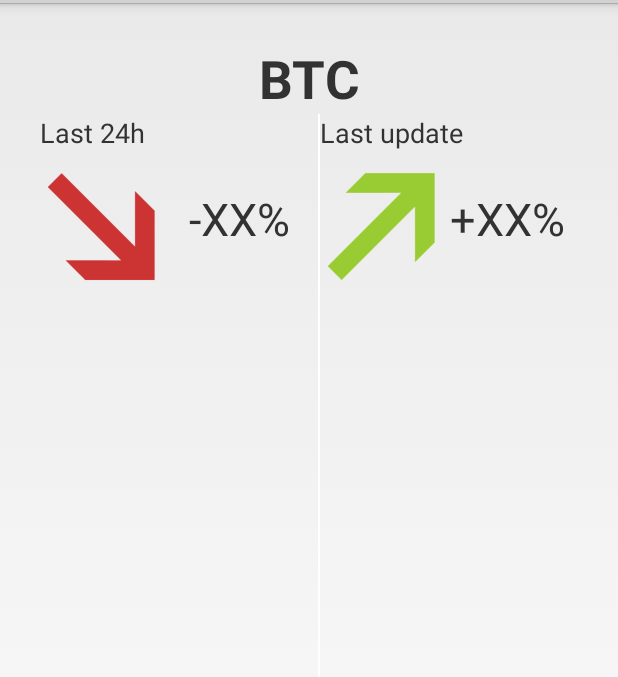
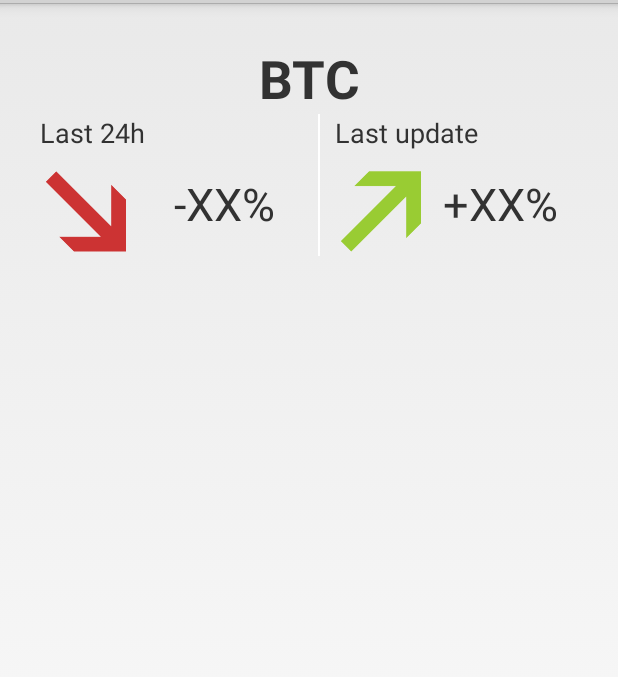
Before and after one commit to tajchert/GlassCryptoCurrency, an Android app: the layout live_card.xml on its own in the app's theme, with its tools: preview values and no code run, on a phone screen of 412 x 824 dp, the part 69-746 px from its top. Run offline under Robolectric (Android 15) with nearby library versions, the phone set to English and light mode, and no system bars.

```diff
--- a/CryptoCurrency/app/build.gradle
+++ b/CryptoCurrency/app/build.gradle
@@ -28,4 +28,5 @@ android {
 
 dependencies {
     compile fileTree(dir: 'libs', include: ['*.jar'])
+    compile 'com.google.code.gson:gson:2.2.4'
 }
--- a/CryptoCurrency/app/src/main/AndroidManifest.xml
+++ b/CryptoCurrency/app/src/main/AndroidManifest.xml
@@ -1,6 +1,8 @@
 <?xml version="1.0" encoding="utf-8"?>
 <manifest xmlns:android="http://schemas.android.com/apk/res/android"
     package="pl.tajchert.glass.cryptocurrency" >
+
+    <uses-permission android:name="android.permission.INTERNET"/>
 
     <application
         android:allowBackup="true"
--- a/CryptoCurrency/app/src/main/res/layout/live_card.xml
+++ b/CryptoCurrency/app/src/main/res/layout/live_card.xml
@@ -7,6 +7,11 @@
     android:layout_gravity="center_horizontal"
     tools:context=".LiveCardService">
 
+    <ImageView
+        android:layout_width="fill_parent"
+        android:layout_height="fill_parent"
+        android:id="@+id/chart"
+        android:visibility="invisible"/>
 
     <TextView
         android:id="@+id/cryptoName"
@@ -21,7 +26,7 @@
     <RelativeLayout
         android:id="@+id/left_site"
         android:layout_width="185dp"
-        android:layout_height="fill_parent"
+        android:layout_height="wrap_content"
         android:layout_below="@+id/cryptoName">
         <TextView
             android:id="@+id/textTopLeft"
@@ -32,8 +37,8 @@
             android:textSize="18sp"
             android:text="Last 24h"/>
         <ImageView
-            android:layout_width="80dp"
-            android:layout_height="80dp"
+            android:layout_width="60dp"
+            android:layout_height="60dp"
             android:layout_marginTop="10dp"
             android:id="@+id/arrowLeft"
             android:src="@drawable/arrow_down_colour"
@@ -58,12 +63,13 @@
         android:layout_height="fill_parent"
         android:layout_below="@+id/cryptoName"
         android:layout_toRightOf="@+id/left_site"
+        android:layout_alignBottom="@+id/left_site"
         android:background="#fff" />
 
     <RelativeLayout
         android:id="@+id/right_site"
         android:layout_width="170dp"
-        android:layout_height="fill_parent"
+        android:layout_height="wrap_content"
         android:layout_below="@+id/cryptoName"
         android:layout_toRightOf="@+id/separator">
         <TextView
@@ -72,12 +78,14 @@
             android:layout_height="wrap_content"
             android:layout_alignParentStart="true"
             android:layout_alignParentRight="true"
+            android:layout_marginLeft="10dp"
             android:textSize="18sp"
             android:text="Last update"/>
         <ImageView
-            android:layout_width="80dp"
-            android:layout_height="80dp"
+            android:layout_width="60dp"
+            android:layout_height="60dp"
             android:layout_marginTop="10dp"
+            android:layout_marginLeft="10dp"
             android:id="@+id/arrowRight"
             android:src="@drawable/arrow_up_colour"
             android:layout_below="@+id/textTopRight"/>
@@ -95,4 +103,13 @@
 
     </RelativeLayout>
 
+    <TextView
+        android:id="@+id/bottomPrice"
+        android:layout_width="fill_parent"
+        android:layout_height="wrap_content"
+        android:layout_below="@+id/separator"
+        android:textSize="30sp"
+        android:textStyle="bold"
+        android:gravity="center_horizontal"/>
+
 </RelativeLayout>
--- a/CryptoCurrency/app/src/main/res/values/strings.xml
+++ b/CryptoCurrency/app/src/main/res/values/strings.xml
@@ -6,4 +6,5 @@
     <string name="action_stop">Exit</string>
     <string name="action_refresh">Refresh</string>
 
+    <string name="additional_phase">Currency</string>
 </resources>
--- a/CryptoCurrency/app/src/main/res/xml/voice_trigger.xml
+++ b/CryptoCurrency/app/src/main/res/xml/voice_trigger.xml
@@ -1,2 +1,4 @@
 <!-- For more information about voice trigger, check out: https://developers.google.com/glass/develop/gdk/starting-glassware -->
-<trigger command="FIND_THE_EXCHANGE_RATE" />
+<trigger command="FIND_THE_EXCHANGE_RATE">
+    <input prompt="@string/additional_phase" />
+</trigger>
```
Also changed, not shown: CryptoCurrency/app/src/main/java/pl/tajchert/glass/cryptocurrency/LiveCardMenuActivity.java (+33 -0 lines), CryptoCurrency/app/src/main/java/pl/tajchert/glass/cryptocurrency/LiveCardService.java (+56 -8 lines), CryptoCurrency/app/src/main/java/pl/tajchert/glass/cryptocurrency/api/API.java (added, +63 -0 lines), CryptoCurrency/app/src/main/java/pl/tajchert/glass/cryptocurrency/api/Ticker.java (added, +66 -0 lines), CryptoCurrency/app/src/main/res/menu/live_card.xml (+4 -4 lines), 1 other file.
